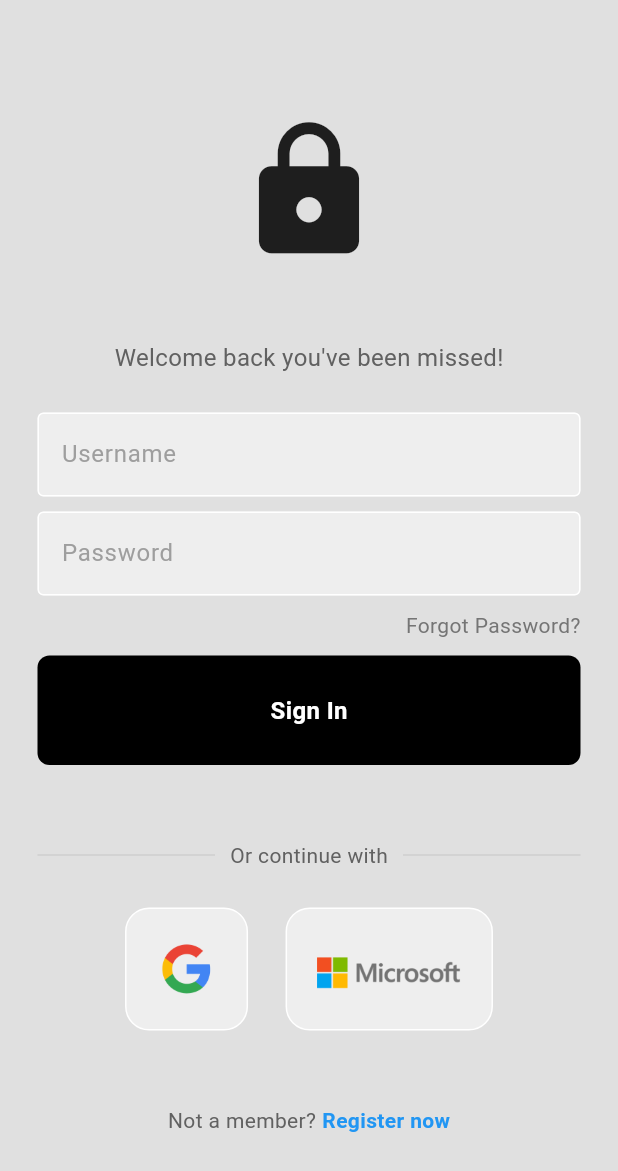
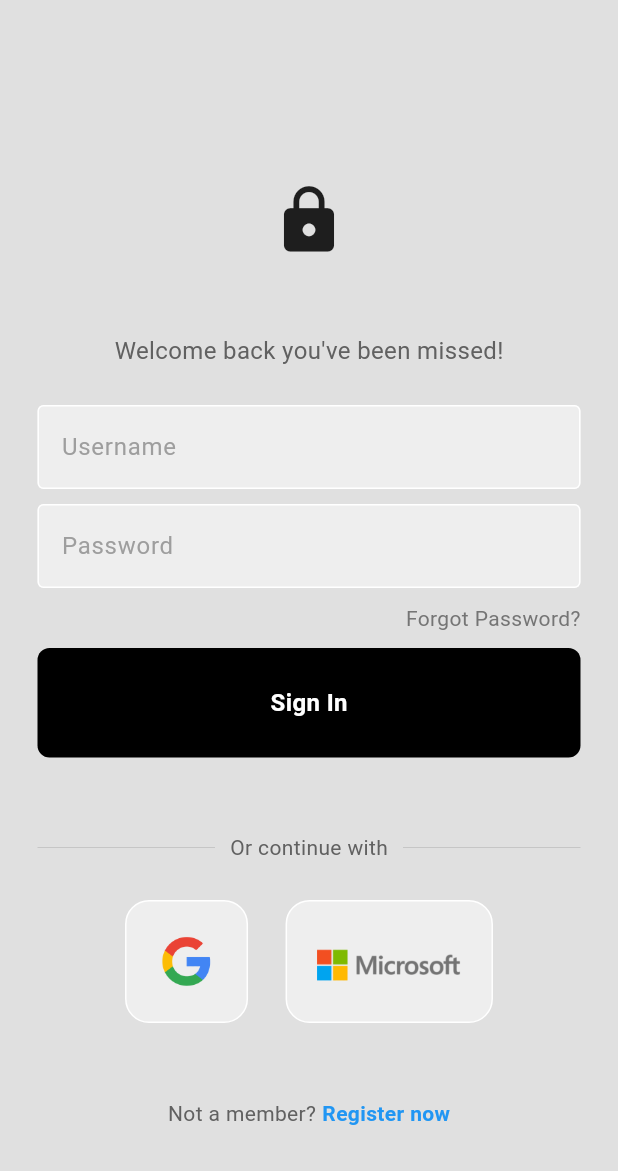
Before and after one commit to IT21280474/Flutter_mobile_Modern_UI, a Flutter app: the screen it shows after launch, on a phone screen of 412 x 824 dp. Shown: the top 1171 px of the screen. Run offline on Flutter 3.47's test engine with Material 3 defaults, Android fonts, the phone set to English and light mode, and no system bars.

Commit message:
modern UI v0.2

```diff
--- a/lib/pages/login_page.dart
+++ b/lib/pages/login_page.dart
@@ -23,11 +23,11 @@ class LoginPage extends StatelessWidget {
           child: Column(
             mainAxisAlignment: MainAxisAlignment.center,
             children: [
-              const SizedBox(height: 10),
+              const SizedBox(height: 50),
           //logo
           const Icon(
               Icons.lock,
-              size: 100,
+              size: 50,
           ),
 
           const SizedBox(height: 50),
```
